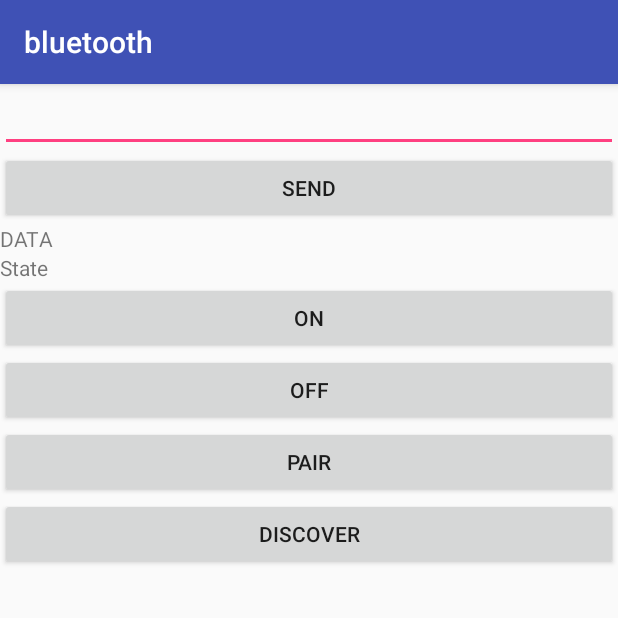
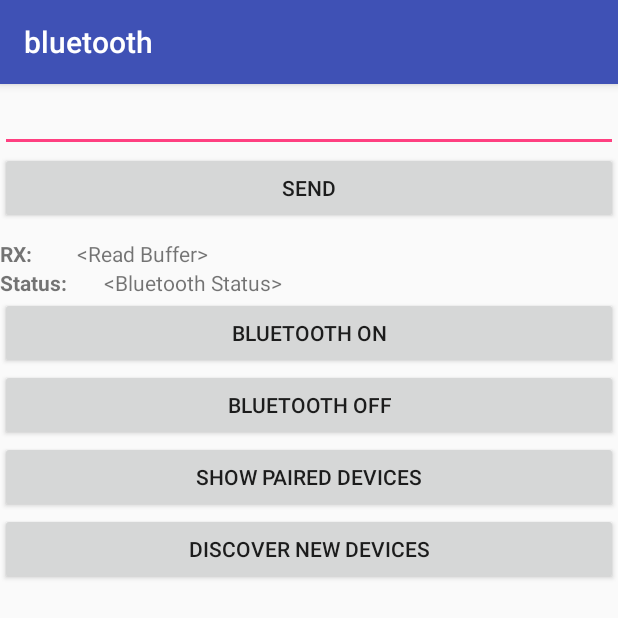
Before and after one commit to ater123zz00/Android-Bluetooth-app, an Android app: the connectbluetooth screen opened directly, with no data from a screen before it, on a phone screen of 412 x 824 dp. Shown: the top 618 px of the screen. Run offline under Robolectric (Android 15) with nearby library versions, the phone set to English and light mode, and no system bars.

Commit message:
藍芽 list修正

```diff
--- a/app/src/main/res/layout/activity_connectbluetooth.xml
+++ b/app/src/main/res/layout/activity_connectbluetooth.xml
@@ -2,18 +2,17 @@
 <android.support.constraint.ConstraintLayout xmlns:android="http://schemas.android.com/apk/res/android"
     xmlns:app="http://schemas.android.com/apk/res-auto"
     xmlns:tools="http://schemas.android.com/tools"
-    android:id="@+id/devicesListView"
     android:layout_width="match_parent"
     android:layout_height="match_parent"
     tools:context=".connectbluetooth">
 
     <LinearLayout
+        android:orientation="vertical"
         android:layout_width="match_parent"
-        android:layout_height="match_parent"
-        android:orientation="vertical">
+        android:layout_height="match_parent">
 
         <EditText
-            android:id="@+id/editcode"
+            android:id="@+id/editText2"
             android:layout_width="match_parent"
             android:layout_height="wrap_content"
             android:ems="10"
@@ -25,46 +24,98 @@
             android:layout_height="wrap_content"
             android:text="Send" />
 
-        <TextView
-            android:id="@+id/readBuffer"
+        <LinearLayout
+            android:orientation="horizontal"
+            android:layout_width="match_parent"
+            android:layout_marginTop="10dp"
+            android:layout_height="wrap_content">
+            <TextView
+                android:layout_width="wrap_content"
+                android:layout_height="wrap_content"
+                android:layout_weight="0.1"
+                android:text="RX:"
+                android:ellipsize="end"
+                android:maxLines="1"
+                android:textStyle="bold" />
+            <TextView
+                android:layout_width="wrap_content"
+                android:layout_height="wrap_content"
+                android:layout_weight="0.9"
+                android:ellipsize="end"
+                android:maxLines="1"
+                android:text="&lt;Read Buffer>"
+                android:id="@+id/readBuffer"
+                android:layout_centerHorizontal="true" />
+        </LinearLayout>
+
+        <LinearLayout
+            android:orientation="horizontal"
+            android:layout_width="match_parent"
+            android:layout_height="wrap_content">
+            <TextView
+                android:layout_width="wrap_content"
+                android:layout_height="wrap_content"
+                android:layout_weight="0.1"
+                android:text="Status:"
+                android:ellipsize="end"
+                android:maxLines="1"
+                android:textStyle="bold" />
+            <TextView
+                android:layout_width="wrap_content"
+                android:layout_height="wrap_content"
+                android:layout_weight="0.9"
+
+                android:text="&lt;Bluetooth Status>"
+                android:id="@+id/bluetoothStatus"
+                android:ellipsize="end"
+                android:maxLines="1"
+                android:layout_centerHorizontal="true"
+                android:layout_alignTop="@+id/checkboxLED1" />
+        </LinearLayout>
+
+        <Button
             android:layout_width="match_parent"
             android:layout_height="wrap_content"
-            android:text="DATA" />
+            android:text="Bluetooth ON"
+            android:id="@+id/scan"
+            android:layout_centerVertical="true"
+            android:layout_toStartOf="@+id/off" />
 
-        <TextView
-            android:id="@+id/bluetoothStatus"
+        <Button
             android:layout_width="match_parent"
             android:layout_height="wrap_content"
-            android:text="State" />
+            android:text="Bluetooth OFF"
+            android:id="@+id/off"
+            android:layout_alignBottom="@+id/scan"
+            android:layout_toEndOf="@+id/PairedBtn"
+            android:layout_toRightOf="@+id/PairedBtn" />
 
         <Button
-            android:id="@+id/on"
             android:layout_width="match_parent"
             android:layout_height="wrap_content"
-            android:text="ON" />
+            android:text="Show paired Devices"
+            android:id="@+id/PairedBtn"
+            android:layout_below="@+id/scan"
+            android:layout_toStartOf="@+id/discover" />
 
         <Button
-            android:id="@+id/off"
             android:layout_width="match_parent"
             android:layout_height="wrap_content"
-            android:text="OFF" />
-
-        <Button
-            android:id="@+id/Pair"
-            android:layout_width="match_parent"
-            android:layout_height="wrap_content"
-            android:text="Pair" />
-
-        <Button
-            android:id="@+id/Discover"
-            android:layout_width="match_parent"
-            android:layout_height="wrap_content"
-            android:text="Discover" />
+            android:text="Discover New Devices"
+            android:id="@+id/discover"
+            android:layout_below="@+id/off"
+            android:layout_toRightOf="@+id/checkboxLED1"
+            android:layout_toEndOf="@+id/checkboxLED1" />
 
         <ListView
+            android:layout_width="wrap_content"
+            android:layout_height="wrap_content"
             android:id="@+id/devicesListView"
-            android:layout_width="match_parent"
-            android:layout_height="match_parent" />
+            android:choiceMode="singleChoice"
+            android:layout_below="@+id/PairedBtn"
+            android:layout_alignRight="@+id/off"
+            android:layout_alignEnd="@+id/off" />
+
     </LinearLayout>
 
 </android.support.constraint.ConstraintLayout>
```
Also changed, not shown: app/src/main/java/com/example/user/afinal/connectbluetooth.java (+98 -131 lines).
